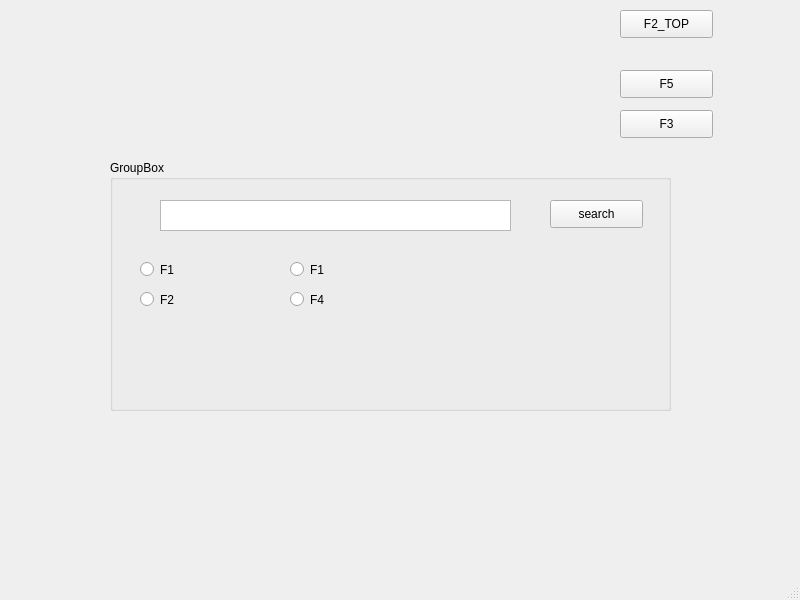
The window that DS_2020_GUI/DS_2020_GUI/MainWindow.ui (ChrisJaunes/DS_2020) describes before a commit, drawn with Qt 5.
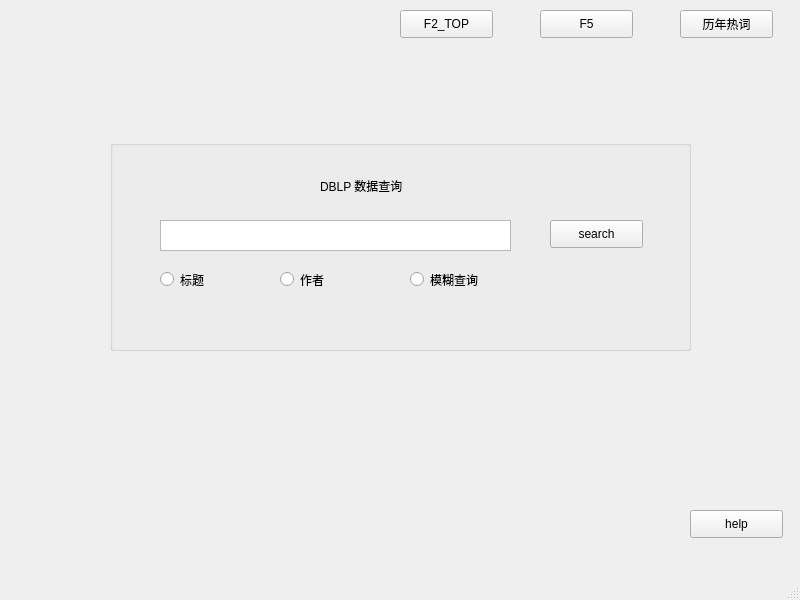
The same window after the commit.

```diff
--- a/DS_2020_GUI/DS_2020_GUI/MainWindow.ui
+++ b/DS_2020_GUI/DS_2020_GUI/MainWindow.ui
@@ -14,33 +14,23 @@
    <string>MainWindow</string>
   </property>
   <widget class="QWidget" name="centralwidget">
-   <widget class="QWidget" name="widget" native="true">
-    <property name="geometry">
-     <rect>
-      <x>300</x>
-      <y>280</y>
-      <width>120</width>
-      <height>80</height>
-     </rect>
-    </property>
-   </widget>
    <widget class="QGroupBox" name="groupBox">
     <property name="geometry">
      <rect>
       <x>110</x>
-      <y>160</y>
-      <width>561</width>
-      <height>251</height>
+      <y>140</y>
+      <width>581</width>
+      <height>211</height>
      </rect>
     </property>
     <property name="title">
-     <string>GroupBox</string>
+     <string/>
     </property>
     <widget class="QTextEdit" name="tet_inputParameter">
      <property name="geometry">
       <rect>
        <x>50</x>
-       <y>40</y>
+       <y>80</y>
        <width>351</width>
        <height>31</height>
       </rect>
@@ -49,60 +39,47 @@
     <widget class="QRadioButton" name="rbn_F1_Info">
      <property name="geometry">
       <rect>
-       <x>30</x>
-       <y>100</y>
+       <x>50</x>
+       <y>130</y>
        <width>115</width>
        <height>19</height>
       </rect>
      </property>
      <property name="text">
-      <string>F1</string>
+      <string>标题</string>
      </property>
     </widget>
     <widget class="QRadioButton" name="rbn_F1_Author">
      <property name="geometry">
       <rect>
-       <x>180</x>
-       <y>100</y>
-       <width>115</width>
-       <height>19</height>
-      </rect>
-     </property>
-     <property name="text">
-      <string>F1</string>
-     </property>
-    </widget>
-    <widget class="QRadioButton" name="rbn_F2_Collaborator">
-     <property name="geometry">
-      <rect>
-       <x>30</x>
+       <x>170</x>
        <y>130</y>
        <width>115</width>
        <height>19</height>
       </rect>
      </property>
      <property name="text">
-      <string>F2</string>
+      <string>作者</string>
      </property>
     </widget>
     <widget class="QRadioButton" name="rbn_F4">
      <property name="geometry">
       <rect>
-       <x>180</x>
+       <x>300</x>
        <y>130</y>
        <width>115</width>
        <height>19</height>
       </rect>
      </property>
      <property name="text">
-      <string>F4</string>
+      <string>模糊查询</string>
      </property>
     </widget>
     <widget class="QPushButton" name="btn_search">
      <property name="geometry">
       <rect>
        <x>440</x>
-       <y>40</y>
+       <y>80</y>
        <width>93</width>
        <height>28</height>
       </rect>
@@ -111,12 +88,25 @@
       <string>search</string>
      </property>
     </widget>
+    <widget class="QLabel" name="label">
+     <property name="geometry">
+      <rect>
+       <x>210</x>
+       <y>30</y>
+       <width>131</width>
+       <height>31</height>
+      </rect>
+     </property>
+     <property name="text">
+      <string>DBLP 数据查询</string>
+     </property>
+    </widget>
    </widget>
    <widget class="QPushButton" name="F5">
     <property name="geometry">
      <rect>
-      <x>620</x>
-      <y>70</y>
+      <x>540</x>
+      <y>10</y>
       <width>93</width>
       <height>28</height>
      </rect>
@@ -128,7 +118,7 @@
    <widget class="QPushButton" name="F2_TopAuthor">
     <property name="geometry">
      <rect>
-      <x>620</x>
+      <x>400</x>
       <y>10</y>
       <width>93</width>
       <height>28</height>
@@ -141,14 +131,27 @@
    <widget class="QPushButton" name="btn_F3">
     <property name="geometry">
      <rect>
-      <x>620</x>
-      <y>110</y>
+      <x>680</x>
+      <y>10</y>
       <width>93</width>
       <height>28</height>
      </rect>
     </property>
     <property name="text">
-     <string>F3</string>
+     <string>历年热词</string>
+    </property>
+   </widget>
+   <widget class="QPushButton" name="btn_help">
+    <property name="geometry">
+     <rect>
+      <x>690</x>
+      <y>510</y>
+      <width>93</width>
+      <height>28</height>
+     </rect>
+    </property>
+    <property name="text">
+     <string>help</string>
     </property>
    </widget>
   </widget>
```
Left out of the diff: 4 changed lines with no effect on the pictures.
